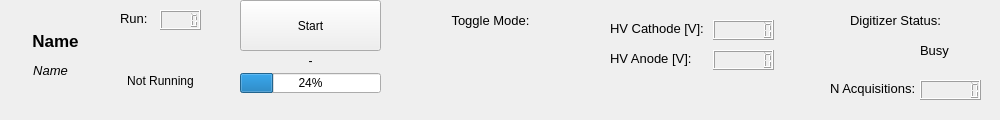
Old version of the form sbndprmdaq/controls.ui in the repository marcodeltutto/SBNDPurityMonitorDAQ.
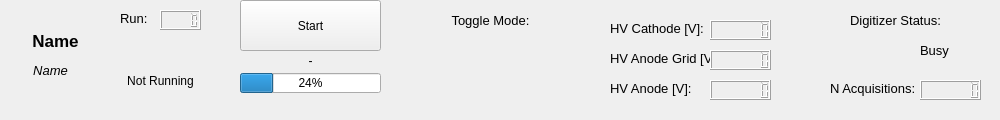
New version of the form. Icons and pictures are not drawn. Custom widgets are drawn as their Qt base class.

Commit message: Add anode grid HV control

Patch:
```diff
--- a/sbndprmdaq/controls.ui
+++ b/sbndprmdaq/controls.ui
@@ -237,7 +237,7 @@
    <widget class="QLCDNumber" name="_lcd_cathode_hv">
     <property name="geometry">
      <rect>
-      <x>713</x>
+      <x>710</x>
       <y>20</y>
       <width>61</width>
       <height>20</height>
@@ -269,7 +269,7 @@
     <property name="geometry">
      <rect>
       <x>610</x>
-      <y>50</y>
+      <y>80</y>
       <width>101</width>
       <height>16</height>
      </rect>
@@ -286,8 +286,8 @@
    <widget class="QLCDNumber" name="_lcd_anode_hv">
     <property name="geometry">
      <rect>
-      <x>713</x>
-      <y>50</y>
+      <x>710</x>
+      <y>80</y>
       <width>61</width>
       <height>20</height>
      </rect>
@@ -324,7 +324,7 @@
     <property name="geometry">
      <rect>
       <x>780</x>
-      <y>50</y>
+      <y>80</y>
       <width>20</width>
       <height>20</height>
      </rect>
@@ -406,6 +406,61 @@
      <number>5</number>
     </property>
    </widget>
+   <widget class="QLabel" name="label_4">
+    <property name="geometry">
+     <rect>
+      <x>610</x>
+      <y>50</y>
+      <width>101</width>
+      <height>16</height>
+     </rect>
+    </property>
+    <property name="font">
+     <font>
+      <pointsize>10</pointsize>
+     </font>
+    </property>
+    <property name="text">
+     <string>HV Anode Grid [V]:</string>
+    </property>
+   </widget>
+   <widget class="QLabel" name="_led_anodegrid_hv">
+    <property name="geometry">
+     <rect>
+      <x>780</x>
+      <y>50</y>
+      <width>20</width>
+      <height>20</height>
+     </rect>
+    </property>
+    <property name="font">
+     <font>
+      <pointsize>10</pointsize>
+     </font>
+    </property>
+    <property name="text">
+     <string/>
+    </property>
+    <property name="pixmap">
+     <pixmap>icons/led-red-on.png</pixmap>
+    </property>
+    <property name="scaledContents">
+     <bool>true</bool>
+    </property>
+   </widget>
+   <widget class="QLCDNumber" name="_lcd_anodegrid_hv">
+    <property name="geometry">
+     <rect>
+      <x>710</x>
+      <y>50</y>
+      <width>61</width>
+      <height>20</height>
+     </rect>
+    </property>
+    <property name="digitCount">
+     <number>7</number>
+    </property>
+   </widget>
   </widget>
   <action name="actionShow_Logs">
    <property name="text">
```
The commit also changes 5 other files.
